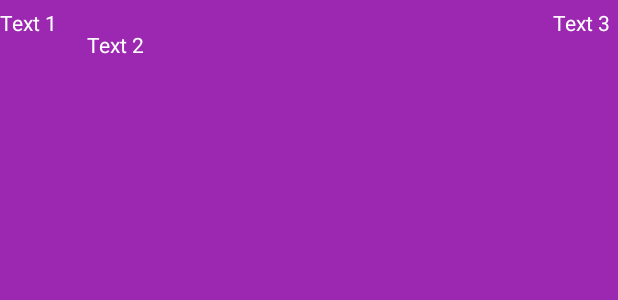
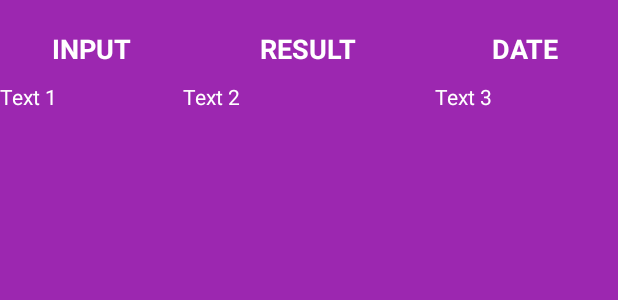
Before and after one commit to neosbob/CPSC542Test, an Android app: the layout customlistview.xml on its own in the app's theme, with its tools: preview values and no code run, on a phone screen of 412 x 824 dp. Shown: the top 300 px of the screen. Run offline under Robolectric (Android 15) with nearby library versions, the phone set to English and light mode, and no system bars; Roboto replaces fonts that are not available here.

Commit message:
Fixed UI

```diff
--- a/app/src/main/res/layout/customlistview.xml
+++ b/app/src/main/res/layout/customlistview.xml
@@ -2,10 +2,56 @@
 <TableLayout xmlns:android="http://schemas.android.com/apk/res/android"
     android:layout_width="match_parent"
     android:layout_height="match_parent"
-    android:collapseColumns="3"> <!-- collapse the first column of the table row-->
+    android:collapseColumns="3"
+
+    android:shrinkColumns="*"> <!-- collapse the first column of the table row-->
 
 
     <!-- first row of the table layout-->
+    <TableRow
+        android:layout_width="match_parent"
+        android:layout_height="match_parent"
+        android:layout_marginTop="20dp"
+        android:layout_marginBottom="10dp">
+
+        <TextView
+            android:id="@+id/input_header"
+            android:layout_width="122dp"
+            android:layout_height="wrap_content"
+            android:text="INPUT"
+            android:textAlignment="center"
+            android:textSize="18sp"
+            android:textStyle="bold" />
+
+        <TextView
+            android:id="@+id/result_header"
+            android:layout_width="167dp"
+            android:layout_height="wrap_content"
+            android:text="RESULT"
+            android:textAlignment="center"
+            android:textSize="18sp"
+            android:textStyle="bold" />
+
+        <TextView
+            android:id="@+id/date_header"
+            android:layout_width="122dp"
+            android:layout_height="wrap_content"
+            android:text="DATE"
+            android:textAlignment="center"
+            android:textSize="18sp"
+            android:textStyle="bold" />
+    </TableRow>
+
+
+    <ScrollView android:layout_height="wrap_content"
+                android:layout_width="match_parent">
+
+        <TableLayout
+            android:layout_width="match_parent"
+            android:layout_height="match_parent"
+            android:collapseColumns="*"> <!-- collapse the first column of the table row-->
+
+
             <TableRow
                 android:id="@+id/row1"
                 android:layout_width="wrap_content"
@@ -14,36 +60,36 @@
                 <TextView
 
                     android:id="@+id/textinput"
-            android:layout_width="wrap_content"
+                    android:layout_width="122dp"
                     android:layout_height="wrap_content"
-            android:text="Text 1"
+                    android:paddingBottom="20dp"
 
-            />
+                    android:text="Text 1" />
 
                 <TextView
 
                     android:id="@+id/textresult"
                     android:layout_width="wrap_content"
-            android:layout_height="wrap_content"
+                    android:layout_height="match_parent"
                     android:layout_gravity="center_horizontal"
 
                     android:layout_weight="10"
-            android:padding="20dip"
-            android:text="Text 2"
+                    android:paddingBottom="20dp"
 
-            />
+                    android:text="Text 2" />
 
 
                 <TextView
 
                     android:id="@+id/textdate"
-            android:layout_width="wrap_content"
+                    android:layout_width="122dp"
                     android:layout_height="wrap_content"
-            android:padding="5dip"
-            android:text="Text 3"
+                    android:paddingBottom="20dp"
 
-            />
+                    android:text="Text 3" />
             </TableRow>
+        </TableLayout>
+    </ScrollView>
 
 
 </TableLayout>
```
Lines whose indentation alone changed are shown as unchanged.
